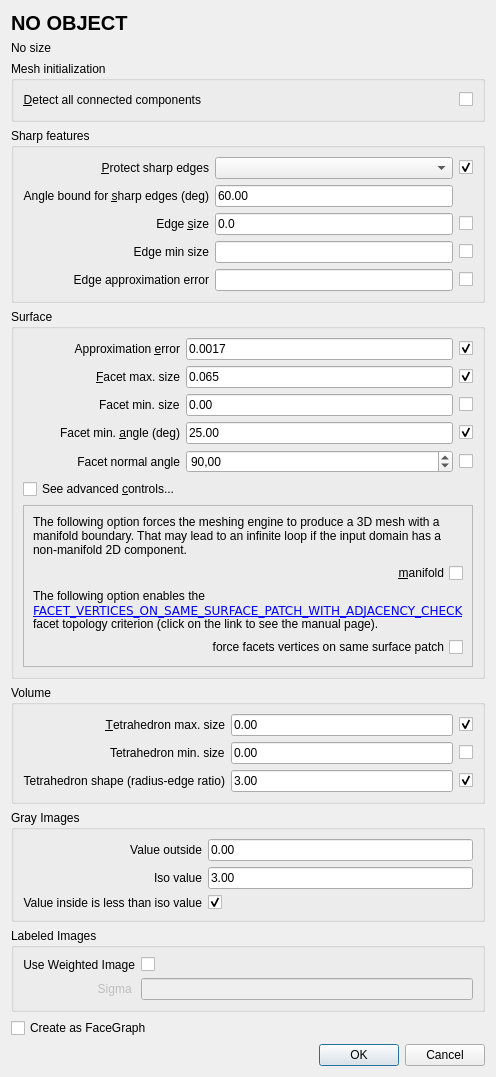
CGAL/cgal, file Lab/demo/Lab/Plugins/Mesh_3/Meshing_dialog.ui: the form before one commit.
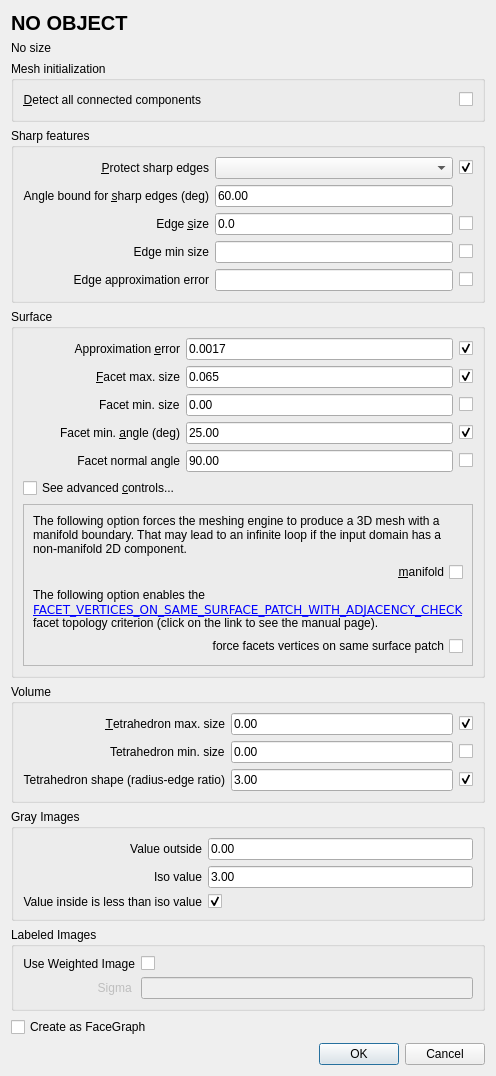
The form after the commit. Custom widgets are drawn as their Qt base class.

Commit message: use DoubleEdit for facetNormalAngle

```diff
--- a/Lab/demo/Lab/Plugins/Mesh_3/Meshing_dialog.ui
+++ b/Lab/demo/Lab/Plugins/Mesh_3/Meshing_dialog.ui
@@ -430,27 +430,9 @@
        </widget>
       </item>
       <item row="5" column="1">
-       <widget class="QDoubleSpinBox" name="facetNormalAngle">
-        <property name="sizePolicy">
-         <sizepolicy hsizetype="Expanding" vsizetype="Fixed">
-          <horstretch>0</horstretch>
-          <verstretch>0</verstretch>
-         </sizepolicy>
-        </property>
-        <property name="cursor">
-         <cursorShape>IBeamCursor</cursorShape>
-        </property>
-        <property name="locale">
-         <locale language="French" country="France"/>
-        </property>
-        <property name="inputMethodHints">
-         <set>Qt::InputMethodHint::ImhNone</set>
-        </property>
-        <property name="maximum">
-         <double>180.000000000000000</double>
-        </property>
-        <property name="value">
-         <double>90.000000000000000</double>
+       <widget class="DoubleEdit" name="facetNormalAngle">
+        <property name="text">
+         <string>90.00</string>
         </property>
        </widget>
       </item>
```
The commit also changes 1 other file.
